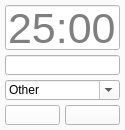
Before: the Qt Designer form task_timer_layout.ui in tlmohren/Task_timer, drawn with Qt 5.
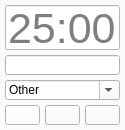
After: the same form once the commit is applied. Icons and pictures are not drawn.

Commit message: add plot graph icon

Patch:
```diff
--- a/task_timer_layout.ui
+++ b/task_timer_layout.ui
@@ -524,7 +524,7 @@
      <rect>
       <x>5</x>
       <y>105</y>
-      <width>55</width>
+      <width>35</width>
       <height>20</height>
      </rect>
     </property>
@@ -990,9 +990,9 @@
     </property>
     <property name="geometry">
      <rect>
-      <x>65</x>
+      <x>45</x>
       <y>105</y>
-      <width>55</width>
+      <width>35</width>
       <height>20</height>
      </rect>
     </property>
@@ -1016,6 +1016,25 @@
      </rect>
     </property>
    </widget>
+   <widget class="QPushButton" name="pushButtonPlot">
+    <property name="enabled">
+     <bool>true</bool>
+    </property>
+    <property name="geometry">
+     <rect>
+      <x>85</x>
+      <y>105</y>
+      <width>35</width>
+      <height>20</height>
+     </rect>
+    </property>
+    <property name="cursor">
+     <cursorShape>PointingHandCursor</cursorShape>
+    </property>
+    <property name="text">
+     <string/>
+    </property>
+   </widget>
    <zorder>pushButtonPlayPause</zorder>
    <zorder>pushButtonStop</zorder>
    <zorder>lineEditTime</zorder>
```
Left out of the diff: 1 changed line with no effect on the pictures. The commit also changes 4 other files.
